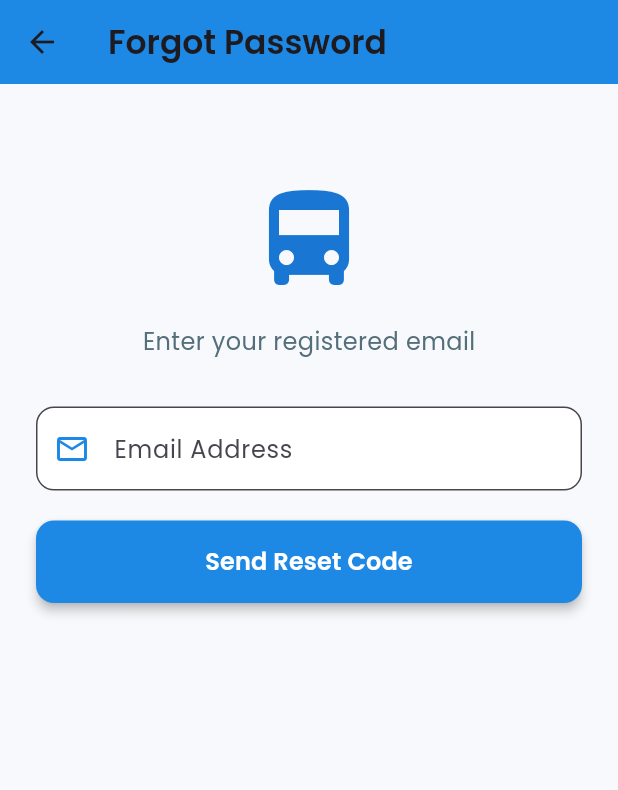
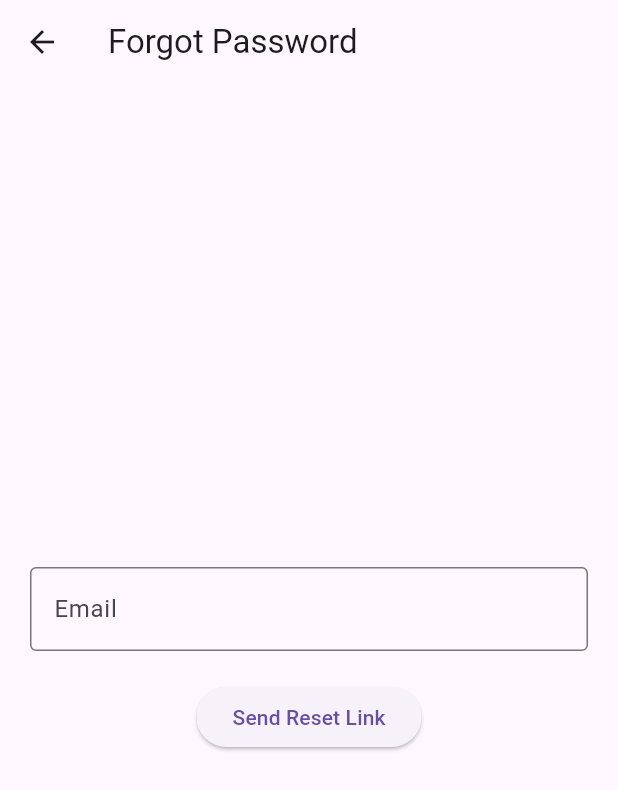
Before and after one commit to SanmuganathanLathusan/bus_tracker, a Flutter app: the ForgotPasswordPage screen opened by its route, on a phone screen of 412 x 824 dp. Shown: the top 790 px of the screen. Run offline on Flutter 3.47's test engine with Material 3 defaults, Android fonts, the phone set to English and light mode, and no system bars; our stand-ins replace geolocator, google_maps_flutter, permission_handler.

Commit message:
modified     lib/screens/forgotpassword.dart file

```diff
--- a/lib/screens/forgotpassword.dart
+++ b/lib/screens/forgotpassword.dart
@@ -1,183 +1,47 @@
 import 'package:flutter/material.dart';
-import 'package:google_fonts/google_fonts.dart';
-import 'package:http/http.dart' as http;
-import 'dart:convert';
+import '../services/api_service.dart';
 
 class ForgotPasswordPage extends StatefulWidget {
   const ForgotPasswordPage({super.key});
 
   @override
-  State<ForgotPasswordPage> createState() => _ForgotPasswordPageState();
+  _ForgotPasswordPageState createState() => _ForgotPasswordPageState();
 }
 
 class _ForgotPasswordPageState extends State<ForgotPasswordPage> {
   final emailController = TextEditingController();
-  final codeController = TextEditingController();
-  final newPasswordController = TextEditingController();
+  bool isLoading = false;
 
-  String step = "email"; // email -> code -> reset
-  final String baseUrl = "http://localhost:5000/api/auth"; // Backend URL
+  Future<void> sendResetEmail() async {
+    setState(() => isLoading = true);
 
-  Future<void> sendCode() async {
-    final response = await http.post(
-      Uri.parse("$baseUrl/forgot-password"),
-      headers: {"Content-Type": "application/json"},
-      body: jsonEncode({"email": emailController.text}),
+    final result = await ApiService.forgotPassword(email: emailController.text.trim());
+
+    setState(() => isLoading = false);
+
+    ScaffoldMessenger.of(context).showSnackBar(
+      SnackBar(content: Text(result['data']['message'] ?? 'Failed to send reset link')),
     );
-    final data = jsonDecode(response.body);
-
-    _showSnackBar(response.statusCode == 200
-        ? "Reset code sent to your email"
-        : (data["message"] ?? "Error sending code"));
-    if (response.statusCode == 200) setState(() => step = "code");
-  }
-
-  Future<void> verifyCode() async {
-    final response = await http.post(
-      Uri.parse("$baseUrl/verify-code"),
-      headers: {"Content-Type": "application/json"},
-      body: jsonEncode({
-        "email": emailController.text,
-        "code": codeController.text,
-      }),
-    );
-    final data = jsonDecode(response.body);
-
-    _showSnackBar(response.statusCode == 200
-        ? "Code verified"
-        : (data["message"] ?? "Invalid code"));
-    if (response.statusCode == 200) setState(() => step = "reset");
-  }
-
-  Future<void> resetPassword() async {
-    final response = await http.post(
-      Uri.parse("$baseUrl/reset-password"),
-      headers: {"Content-Type": "application/json"},
-      body: jsonEncode({
-        "email": emailController.text,
-        "newPassword": newPasswordController.text,
-      }),
-    );
-    final data = jsonDecode(response.body);
-
-    _showSnackBar(response.statusCode == 200
-        ? "Password reset successfully!"
-        : (data["message"] ?? "Error resetting password"));
-    if (response.statusCode == 200) Navigator.pop(context);
-  }
-
-  void _showSnackBar(String message) {
-    ScaffoldMessenger.of(context).showSnackBar(SnackBar(
-      content: Text(message, style: const TextStyle(color: Colors.white)),
-      backgroundColor: Colors.black87,
-    ));
   }
 
   @override
   Widget build(BuildContext context) {
     return Scaffold(
-      backgroundColor: const Color(0xFFF7F9FC),
-      appBar: AppBar(
-        title: Text(
-          "Forgot Password",
-          style: GoogleFonts.poppins(fontWeight: FontWeight.w600),
-        ),
-        backgroundColor: const Color(0xFF1E88E5),
-        elevation: 0,
-      ),
-      body: SingleChildScrollView(
-        padding: const EdgeInsets.all(24),
-        child: Column(
-          children: [
-            const SizedBox(height: 40),
-            Icon(Icons.directions_bus, size: 80, color: Colors.blue.shade700),
-            const SizedBox(height: 16),
-            Text(
-              step == "email"
-                  ? "Enter your registered email"
-                  : step == "code"
-                      ? "Enter the code sent to your email"
-                      : "Enter your new password",
-              style: GoogleFonts.poppins(
-                  fontSize: 16, color: Colors.blueGrey.shade600),
-            ),
-            const SizedBox(height: 32),
-
-            if (step == "email") ..._emailInput(),
-            if (step == "code") ..._codeInput(),
-            if (step == "reset") ..._resetInput(),
-          ],
-        ),
-      ),
-    );
-  }
-
-  List<Widget> _emailInput() => [
-        _buildTextField(
-          controller: emailController,
-          label: "Email Address",
-          icon: Icons.email_outlined,
-        ),
-        const SizedBox(height: 20),
-        _buildButton("Send Reset Code", sendCode),
-      ];
-
-  List<Widget> _codeInput() => [
-        _buildTextField(
-          controller: codeController,
-          label: "Verification Code",
-          icon: Icons.security,
-        ),
-        const SizedBox(height: 20),
-        _buildButton("Verify Code", verifyCode),
-      ];
-
-  List<Widget> _resetInput() => [
-        _buildTextField(
-          controller: newPasswordController,
-          label: "New Password",
-          icon: Icons.lock_outline,
-          obscureText: true,
-        ),
-        const SizedBox(height: 20),
-        _buildButton("Reset Password", resetPassword),
-      ];
-
-  Widget _buildTextField(
-      {required TextEditingController controller,
-      required String label,
-      required IconData icon,
-      bool obscureText = false}) {
-    return TextField(
-      controller: controller,
-      obscureText: obscureText,
-      decoration: InputDecoration(
-        prefixIcon: Icon(icon, color: Colors.blue.shade600),
-        labelText: label,
-        labelStyle: GoogleFonts.poppins(),
-        border: OutlineInputBorder(borderRadius: BorderRadius.circular(12)),
-        filled: true,
-        fillColor: Colors.white,
-      ),
-    );
-  }
-
-  Widget _buildButton(String text, VoidCallback onPressed) {
-    return SizedBox(
-      width: double.infinity,
-      child: ElevatedButton(
-        style: ElevatedButton.styleFrom(
-          backgroundColor: const Color(0xFF1E88E5),
-          padding: const EdgeInsets.symmetric(vertical: 16),
-          shape:
-              RoundedRectangleBorder(borderRadius: BorderRadius.circular(12)),
-          elevation: 3,
-        ),
-        onPressed: onPressed,
-        child: Text(
-          text,
-          style: GoogleFonts.poppins(
-              color: Colors.white, fontSize: 16, fontWeight: FontWeight.w600),
+      appBar: AppBar(title: const Text('Forgot Password')),
+      body: Center(
+        child: Padding(
+          padding: const EdgeInsets.all(20),
+          child: Column(
+            mainAxisAlignment: MainAxisAlignment.center,
+            children: [
+              TextField(controller: emailController, decoration: const InputDecoration(labelText: 'Email', border: OutlineInputBorder())),
+              const SizedBox(height: 20),
+              ElevatedButton(
+                onPressed: isLoading ? null : sendResetEmail,
+                child: isLoading ? const CircularProgressIndicator(color: Colors.white) : const Text('Send Reset Link'),
+              ),
+            ],
+          ),
         ),
       ),
     );
```
